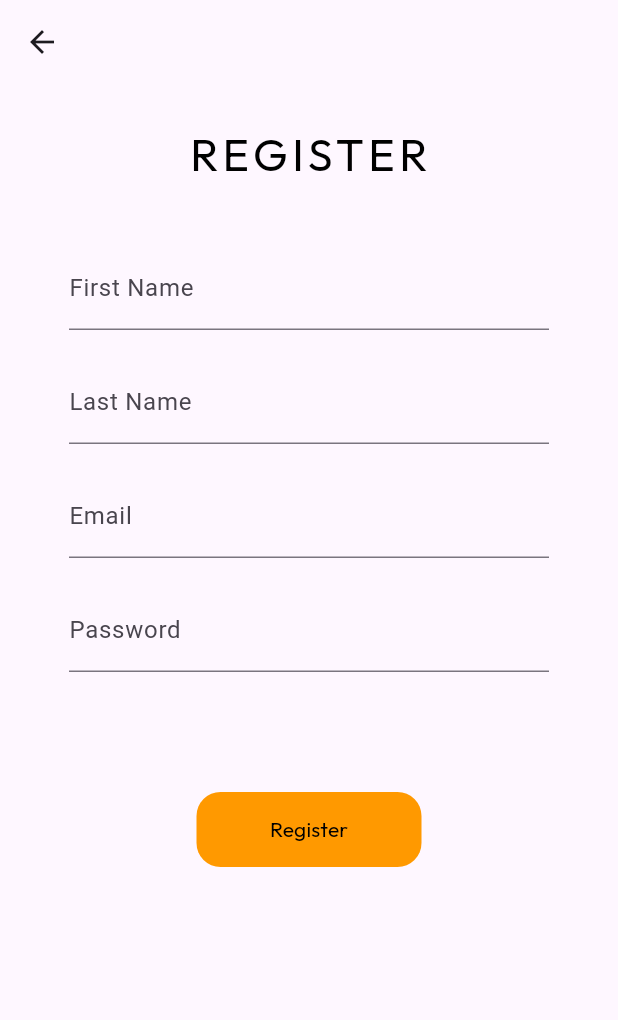
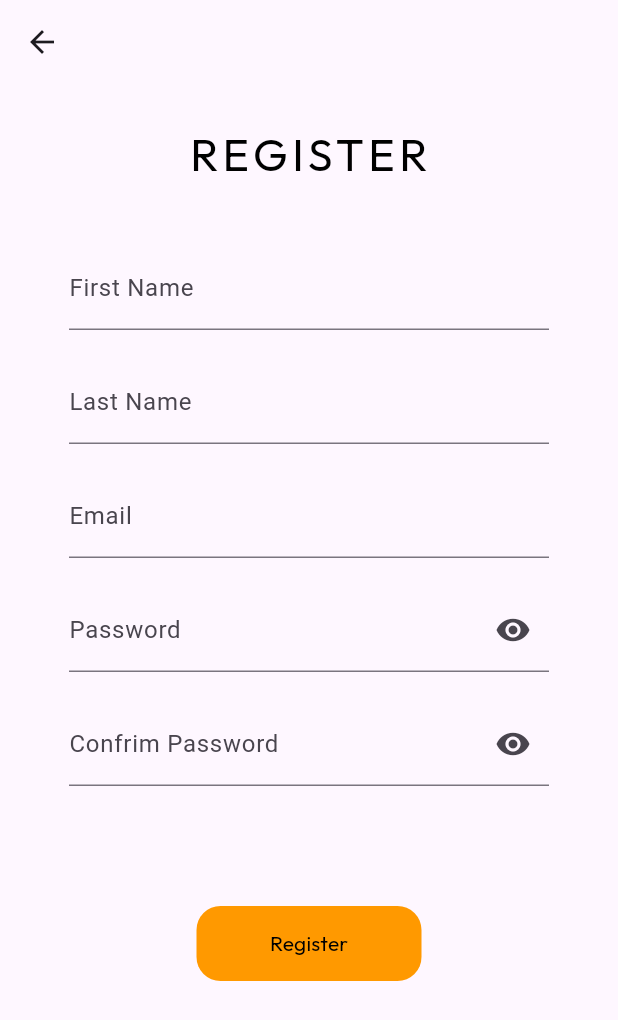
Before and after one commit to lyGrace2003/ordering_system, a Flutter app: the screen it shows after launch, after a tap on an icon or button, on a phone screen of 412 x 824 dp. Shown: the top 1020 px of the screen. Run offline on Flutter 3.47's test engine with Material 3 defaults, Android fonts, the phone set to English and light mode, and no system bars; our stand-ins replace cloud_firestore, firebase_auth, firebase_core, firebase_storage, flutter_spinkit, get_it and 3 more; accounts and stored records are empty; network calls fail.

Commit message:
visibility toggle and fixed routing

```diff
--- a/lib/routing/router.dart
+++ b/lib/routing/router.dart
@@ -41,6 +41,7 @@ class GlobalRouter{
           if (state.matchedLocation == RegisterScreen.route) {
             return RegisterScreen.route;
           }
+          return Loginscreen.route;
         }
         role = await AuthController.instance.fetchUserRole(user!.uid);
 
--- a/lib/screens/customer/home_screen.dart
+++ b/lib/screens/customer/home_screen.dart
@@ -37,8 +37,8 @@ class _CustomerHomeScreenState extends State<CustomerHomeScreen> {
             label: 'Menu',
           ),
           BottomNavigationBarItem(
-            icon: Icon(Icons.person),
-            label: 'Cart',
+            icon: Icon(Icons.shopping_bag),
+            label: 'Order',
           ),
         ],
         currentIndex: _selectedIndex,
--- a/lib/screens/login_screen.dart
+++ b/lib/screens/login_screen.dart
@@ -19,6 +19,9 @@ class Loginscreen extends StatefulWidget {
 class _LoginscreenState extends State<Loginscreen> {
   late GlobalKey<FormState> formKey;
   late TextEditingController email, password;
+
+  bool isVisible = false;
+  bool isObscure = true;
 
   @override
   void initState() {
@@ -64,8 +67,20 @@ class _LoginscreenState extends State<Loginscreen> {
                   width: 320,
                   child: TextField(
                     controller: password,
-                    decoration: const InputDecoration(labelText: 'Password'),
-                    obscureText: true,
+                    decoration: InputDecoration(
+                      labelText: 'Password',
+                      suffixIcon: IconButton(
+                        icon: Icon(
+                          isObscure ? Icons.visibility : Icons.visibility_off,
+                        ),
+                        onPressed: () {
+                          setState(() {
+                            isObscure = !isObscure;
+                          });
+                        },
+                      ),
+                    ),
+                    obscureText: isObscure,
                   ),
                 ),
                 const SizedBox(height: 80),
--- a/lib/screens/register_screen.dart
+++ b/lib/screens/register_screen.dart
@@ -18,7 +18,9 @@ class RegisterScreen extends StatefulWidget {
 
 class _RegisterScreenState extends State<RegisterScreen> {
   late GlobalKey<FormState> formKey;
-  late TextEditingController firstname, lastname, email, password;
+  late TextEditingController firstname, lastname, email, password, confrimPass;
+  bool isVisible = false;
+  bool isObscure = true;
 
    @override
   void initState() {
@@ -28,6 +30,7 @@ class _RegisterScreenState extends State<RegisterScreen> {
     lastname = TextEditingController();
     email = TextEditingController();
     password = TextEditingController();
+    confrimPass = TextEditingController();
   }
 
   @override
@@ -82,17 +85,52 @@ class _RegisterScreenState extends State<RegisterScreen> {
                     const SizedBox(height: 20),
                     SizedBox(
                       width: 320,
-                      child: TextField(
-                        controller: password,
-                        decoration: const InputDecoration(labelText: 'Password'),
-                        obscureText: true,
+                      child:  TextField(
+                    controller: password,
+                    decoration: InputDecoration(
+                      labelText: 'Password',
+                      suffixIcon: IconButton(
+                        icon: Icon(
+                          isObscure ? Icons.visibility : Icons.visibility_off,
+                        ),
+                        onPressed: () {
+                          setState(() {
+                            isObscure = !isObscure;
+                          });
+                        },
                       ),
+                    ),
+                    obscureText: isObscure,
+                  ),
+                    ),
+                    const SizedBox(height: 20),
+                    SizedBox(
+                      width: 320,
+                      child:  TextField(
+                    controller: confrimPass,
+                    decoration: InputDecoration(
+                      labelText: 'Confrim Password',
+                      suffixIcon: IconButton(
+                        icon: Icon(
+                          isObscure ? Icons.visibility : Icons.visibility_off,
+                        ),
+                        onPressed: () {
+                          setState(() {
+                            isObscure = !isObscure;
+                          });
+                        },
+                      ),
+                    ),
+                    obscureText: isObscure,
+                  ),
                     ),
                     const SizedBox(height: 80),
                     ElevatedButton(
                       style: buttonOrange,
                       onPressed: () {
+                        if(confrimPass == password){
                         onSubmit();
+                        }
                       },
                       child: Text("Register", style: mRegular.copyWith(color: mBlack, fontSize: 14),),
                     ),
```
Also changed, not shown: lib/screens/admin/admin_register_screen.dart (+18 -4 lines).
